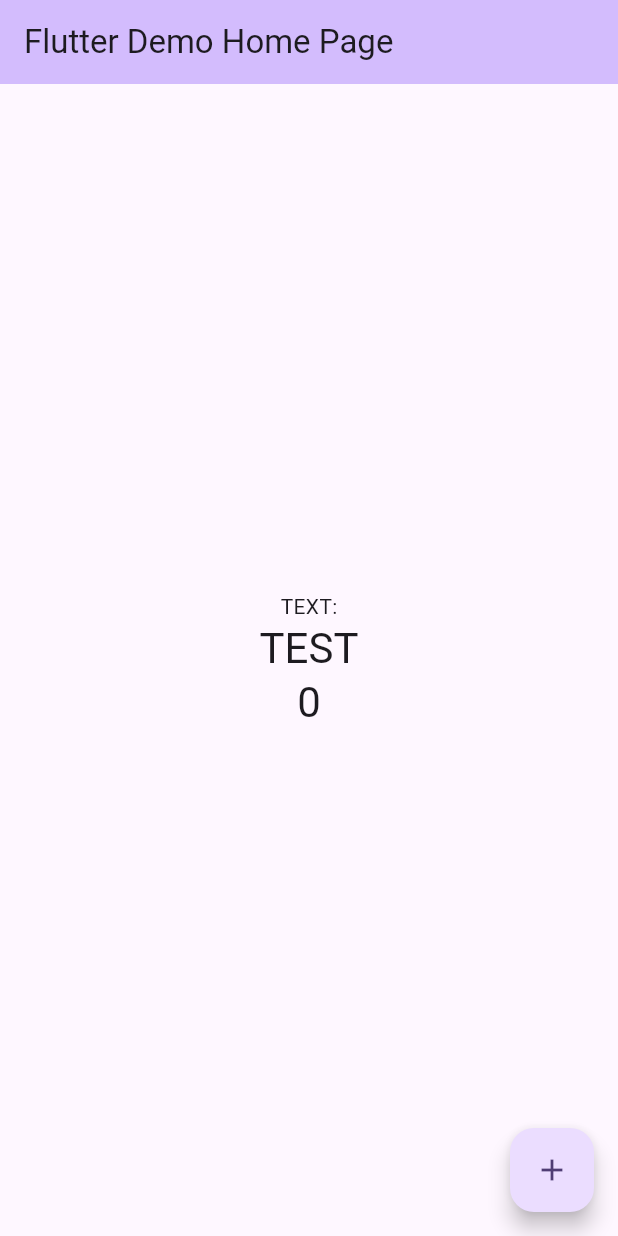
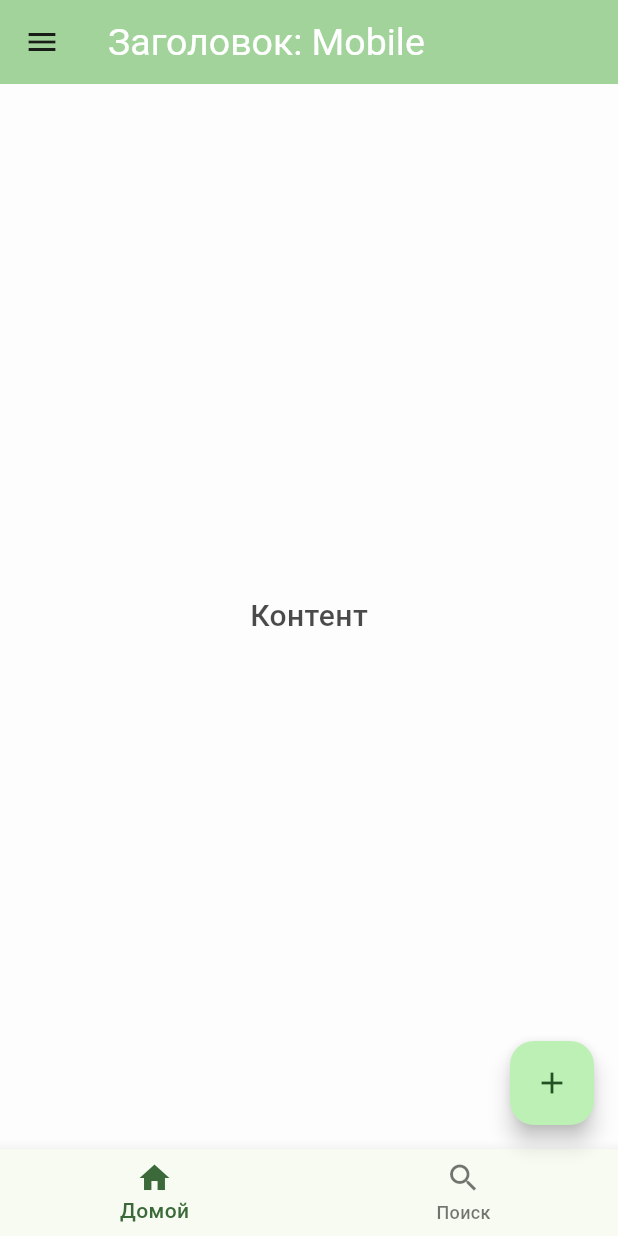
Before and after one commit to DDobrovolskiy/home-crm, a Flutter app: the screen it shows after launch, on a phone screen of 412 x 824 dp. Run offline on Flutter 3.47's test engine with Material 3 defaults, Android fonts, the phone set to English and light mode, and no system bars; our stand-ins replace device_preview, dio, shared_preferences.

Commit message:
cookie test

```diff
--- /dev/null
+++ b/home_crm_front/lib/crm_app.dart
@@ -0,0 +1,32 @@
+import 'dart:developer';
+import 'dart:io';
+
+import 'package:device_preview/device_preview.dart';
+import 'package:flutter/cupertino.dart';
+import 'package:flutter/foundation.dart';
+import 'package:flutter/material.dart';
+import 'package:home_crm_front/router/router.dart';
+import 'package:home_crm_front/theme/theme.dart';
+
+import 'cookie/cookie_handler.dart';
+
+class CrmApp extends StatelessWidget {
+  const CrmApp({super.key});
+
+  @override
+  Widget build(BuildContext context) {
+    CookieHandler().getValue("key")
+    .then((value) {
+      if(value == null) {
+        CookieHandler().saveValue("key", DateTime.timestamp().toIso8601String());
+      }
+    });
+    return MaterialApp(
+      title: 'Flutter Demo',
+      theme: defaultTheme,
+      onGenerateRoute: (settings) => generateRoute(settings),
+      routes: routes,
+    );
+  }
+
+}
--- /dev/null
+++ b/home_crm_front/lib/domain/home/home_page.dart
@@ -0,0 +1,96 @@
+import 'package:flutter/cupertino.dart';
+import 'package:flutter/material.dart';
+import 'package:home_crm_front/screen/screen_info.dart';
+
+import '../../cookie/cookie_handler.dart';
+
+class HomePage extends StatefulWidget {
+  const HomePage({super.key, required this.title});
+
+  final String title;
+
+  @override
+  State<StatefulWidget> createState() => _HomePage();
+
+}
+
+class _HomePage extends State<HomePage> {
+  @override
+  Widget build(BuildContext context) {
+    return ScreenInfo(context).isMobile
+        ? MobileHomePage().build(context)
+        : DesktopHomePage().build(context);
+  }
+}
+
+class MobileHomePage extends State<HomePage> {
+  @override
+  Widget build(BuildContext context) {
+    return Scaffold(
+      appBar: AppBar(
+        backgroundColor: Theme.of(context).colorScheme.inversePrimary,
+        title: Text('Заголовок: Mobile'),
+      ),
+      body: Center(
+        child: Text('Контент'),
+      ),
+      floatingActionButton: FloatingActionButton(
+        onPressed: () {},
+        tooltip: 'Добавить элемент',
+        child: Icon(Icons.add),
+      ),
+      drawer: Drawer(
+        child: ListView(
+          children: [
+            DrawerHeader(
+              child: Text('Меню'),
+            ),
+            ListTile(title: Text('Главная')),
+            ListTile(title: Text('Настройки')),
+          ],
+        ),
+      ),
+      bottomNavigationBar: BottomNavigationBar(
+        items: [
+          BottomNavigationBarItem(icon: Icon(Icons.home), label: 'Домой'),
+          BottomNavigationBarItem(icon: Icon(Icons.search), label: 'Поиск'),
+        ],
+      ),
+    );
+  }
+}
+
+class DesktopHomePage extends State<HomePage> {
+  @override
+  Widget build(BuildContext context) {
+    CookieHandler().getValue("key")
+    .then((value) {
+      print("cookies = $value");
+    });
+    return Scaffold(
+      appBar: AppBar(
+        backgroundColor: Theme.of(context).colorScheme.inversePrimary,
+        title: Text('Заголовок: Desktop'),
+      ),
+      body: Center(
+        child: Text('Контент'),
+      ),
+      floatingActionButton: FloatingActionButton(
+        onPressed: () {},
+        tooltip: 'Добавить элемент',
+        child: Icon(Icons.add),
+      ),
+      drawer: Drawer(
+        child: ListView(
+          children: [
+            DrawerHeader(
+              child: Text('Меню'),
+            ),
+            ListTile(title: Text('Главная')),
+            ListTile(title: Text('Настройки')),
+          ],
+        ),
+      ),
+    );
+  }
+}
--- a/home_crm_front/lib/main.dart
+++ b/home_crm_front/lib/main.dart
@@ -1,149 +1,10 @@
 import 'package:flutter/material.dart';
 import 'package:dio/dio.dart';
+import 'package:home_crm_front/cookie/cookie_handler.dart';
+import 'package:home_crm_front/crm_app.dart';
 import 'dart:convert';
 import 'package:http/http.dart' as http;
 
 void main() {
-  runApp(const MyApp());
+  runApp(const CrmApp());
 }
-
-class MyApp extends StatelessWidget {
-  const MyApp({super.key});
-
-  // This widget is the root of your application.
-  @override
-  Widget build(BuildContext context) {
-    return MaterialApp(
-      title: 'Flutter Demo',
-      theme: ThemeData(
-        // This is the theme of your application.
-        //
-        // TRY THIS: Try running your application with "flutter run". You'll see
-        // the application has a purple toolbar. Then, without quitting the app,
-        // try changing the seedColor in the colorScheme below to Colors.green
-        // and then invoke "hot reload" (save your changes or press the "hot
-        // reload" button in a Flutter-supported IDE, or press "r" if you used
-        // the command line to start the app).
-        //
-        // Notice that the counter didn't reset back to zero; the application
-        // state is not lost during the reload. To reset the state, use hot
-        // restart instead.
-        //
-        // This works for code too, not just values: Most code changes can be
-        // tested with just a hot reload.
-        colorScheme: ColorScheme.fromSeed(seedColor: Colors.deepPurple),
-      ),
-      home: const MyHomePage(title: 'Flutter Demo Home Page'),
-    );
-  }
-}
-
-class MyHomePage extends StatefulWidget {
-  const MyHomePage({super.key, required this.title});
-
-  // This widget is the home page of your application. It is stateful, meaning
-  // that it has a State object (defined below) that contains fields that affect
-  // how it looks.
-
-  // This class is the configuration for the state. It holds the values (in this
-  // case the title) provided by the parent (in this case the App widget) and
-  // used by the build method of the State. Fields in a Widget subclass are
-  // always marked "final".
-
-  final String title;
-
-  @override
-  State<MyHomePage> createState() => _MyHomePageState();
-}
-
-class _MyHomePageState extends State<MyHomePage> {
-  int _counter = 0;
-  String message = 'TEST';
-
-  @override
-  void initState() {
-    super.initState();
-    LocaleRepository().getLocation()
-    .then((value) {
-      message = value.body;
-    });
-  }
-
-  void _incrementCounter() {
-    setState(() {
-      // This call to setState tells the Flutter framework that something has
-      // changed in this State, which causes it to rerun the build method below
-      // so that the display can reflect the updated values. If we changed
-      // _counter without calling setState(), then the build method would not be
-      // called again, and so nothing would appear to happen.
-      _counter++;
-    });
-  }
-
-  @override
-  Widget build(BuildContext context) {
-    // This method is rerun every time setState is called, for instance as done
-    // by the _incrementCounter method above.
-    //
-    // The Flutter framework has been optimized to make rerunning build methods
-    // fast, so that you can just rebuild anything that needs updating rather
-    // than having to individually change instances of widgets.
-    return Scaffold(
-      appBar: AppBar(
-        // TRY THIS: Try changing the color here to a specific color (to
-        // Colors.amber, perhaps?) and trigger a hot reload to see the AppBar
-        // change color while the other colors stay the same.
-        backgroundColor: Theme.of(context).colorScheme.inversePrimary,
-        // Here we take the value from the MyHomePage object that was created by
-        // the App.build method, and use it to set our appbar title.
-        title: Text(widget.title),
-      ),
-      body: Center(
-        // Center is a layout widget. It takes a single child and positions it
-        // in the middle of the parent.
-        child: Column(
-          // Column is also a layout widget. It takes a list of children and
-          // arranges them vertically. By default, it sizes itself to fit its
-          // children horizontally, and tries to be as tall as its parent.
-          //
-          // Column has various properties to control how it sizes itself and
-          // how it positions its children. Here we use mainAxisAlignment to
-          // center the children vertically; the main axis here is the vertical
-          // axis because Columns are vertical (the cross axis would be
-          // horizontal).
-          //
-          // TRY THIS: Invoke "debug painting" (choose the "Toggle Debug Paint"
-          // action in the IDE, or press "p" in the console), to see the
-          // wireframe for each widget.
-          mainAxisAlignment: MainAxisAlignment.center,
-          children: <Widget>[
-            const Text('TEXT:'),
-            Text(
-              '$message',
-              style: Theme.of(context).textTheme.headlineMedium,
-            ),
-            Text(
-              '$_counter',
-              style: Theme.of(context).textTheme.headlineMedium,
-            ),
-          ],
-        ),
-      ),
-      floatingActionButton: FloatingActionButton(
-        onPressed: _incrementCounter,
-        tooltip: 'Increment',
-        child: const Icon(Icons.add),
-      ), // This trailing comma makes auto-formatting nicer for build methods.
-    );
-  }
-}
-
-class LocaleRepository  {
-  Future<http.Response> getLocation() async {
-    print('------------------');
-    final response = await http.get(Uri.parse('http://213.171.26.195:8080'));
-    print("TEXT: ${response.body}");
-    print('------------------');
-    return response;
-  }
-}
--- /dev/null
+++ b/home_crm_front/lib/screen/screen_info.dart
@@ -0,0 +1,14 @@
+import 'dart:developer';
+
+import 'package:flutter/cupertino.dart';
+
+class ScreenInfo with ChangeNotifier {
+  late final bool isMobile;
+
+  ScreenInfo(BuildContext context) {
+    final screenSize = MediaQuery.of(context).size;
+    isMobile = screenSize.shortestSide <= 600;
+    log('screenSize: $screenSize');
+    log('isSmallScreen: $isMobile');
+  }
+}
--- a/home_crm_front/lib/test.dart
+++ /dev/null
@@ -1,6 +0,0 @@
-import 'package:http/http.dart' as http;
-
-void main() async {
-  final response = await http.get(Uri.parse('http://213.171.26.195:8080/'));
-  print("Failed with status code ${response.body}");
-}
--- /dev/null
+++ b/home_crm_front/lib/theme/theme.dart
@@ -0,0 +1,29 @@
+import 'dart:io';
+
+import 'package:device_preview/device_preview.dart';
+import 'package:flutter/foundation.dart';
+import 'package:flutter/material.dart';
+
+final defaultTheme = ThemeData(
+  // primarySwatch: Colors.amber,
+  colorScheme: ColorScheme.fromSeed(seedColor: Colors.green),
+  scaffoldBackgroundColor: Color.fromRGBO(253, 253, 253, 255),
+  dividerColor: Colors.white30,
+  listTileTheme: ListTileThemeData(iconColor: Colors.black45),
+  appBarTheme: AppBarTheme(
+    backgroundColor: Color.fromRGBO(253, 253, 253, 255),
+    titleTextStyle: TextStyle(color: Colors.white, fontSize: 25),
+  ),
+  textTheme: TextTheme(
+    bodyMedium: TextStyle(
+      color: Colors.black.withAlpha(180),
+      fontWeight: FontWeight.w500,
+      fontSize: 20,
+    ),
+    bodySmall: TextStyle(
+      color: Colors.black.withAlpha(125),
+      fontWeight: FontWeight.w700,
+      fontSize: 14,
+    ),
+  ),
+);
--- a/home_crm_front/pubspec.yaml
+++ b/home_crm_front/pubspec.yaml
@@ -34,6 +34,8 @@ dependencies:
   flutter_svg: ^1.1.6
   dio: ^4.0.6
   http: ^1.4.0
+  device_preview:
+  shared_preferences:
 
 dev_dependencies:
   flutter_test:
```
Also changed, not shown: home_crm_front/lib/cookie/cookie_handler.dart (added, +25 -0 lines), home_crm_front/lib/router/router.dart (added, +16 -0 lines), home_crm_front/pubspec.lock, 1 other file.
